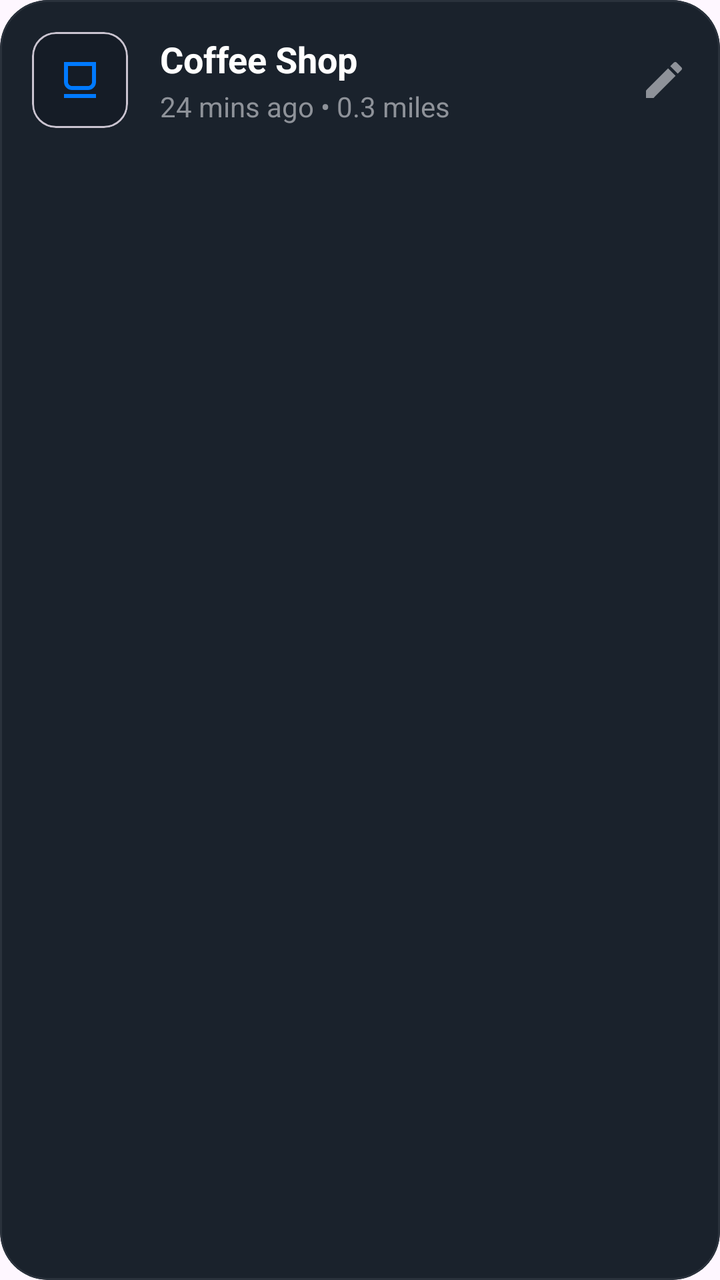
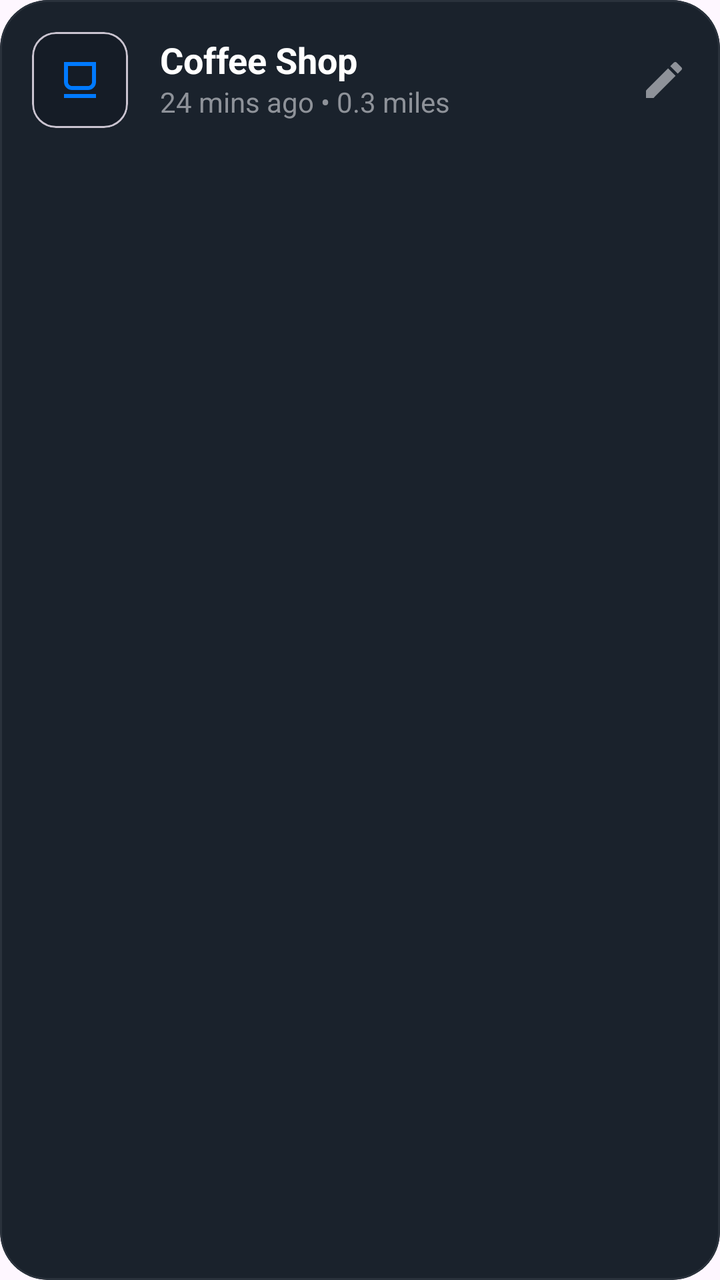

Two renders of the same Android screen: before a commit and after it. Below are the layout's source before the change and the commit's diff.
<!-- AndroidManifest.xml: application theme Theme.WhereIsMyCar -->
<!-- res/layout/item_location.xml -->
<?xml version="1.0" encoding="utf-8"?>
<com.google.android.material.card.MaterialCardView xmlns:android="http://schemas.android.com/apk/res/android"
    xmlns:app="http://schemas.android.com/apk/res-auto"
    android:layout_width="match_parent"
    android:layout_height="wrap_content"
    android:layout_marginBottom="12dp"
    app:cardBackgroundColor="#1A222C"
    app:cardCornerRadius="24dp"
    app:cardElevation="0dp"
    app:strokeColor="#2A323C"
    app:strokeWidth="1dp">

    <LinearLayout
        android:layout_width="match_parent"
        android:layout_height="wrap_content"
        android:gravity="center_vertical"
        android:orientation="horizontal"
        android:padding="16dp">

        <com.google.android.material.card.MaterialCardView
            android:layout_width="48dp"
            android:layout_height="48dp"
            app:cardBackgroundColor="#151C26"
            app:cardCornerRadius="12dp"
            app:cardElevation="0dp">

            <ImageView
                android:id="@+id/image_view_icon"
                android:layout_width="24dp"
                android:layout_height="24dp"
                android:layout_gravity="center"
                android:src="@drawable/ic_coffee"
                app:tint="#007AFF" />
        </com.google.android.material.card.MaterialCardView>

        <LinearLayout
            android:layout_width="0dp"
            android:layout_height="wrap_content"
            android:layout_marginStart="16dp"
            android:layout_weight="1"
            android:orientation="vertical">

            <TextView
                android:id="@+id/text_view_title"
                android:layout_width="wrap_content"
                android:layout_height="wrap_content"
                android:text="Coffee Shop"
                android:textColor="#FFFFFF"
                android:textSize="18sp"
                android:textStyle="bold" />

            <TextView
                android:id="@+id/text_view_subtitle"
                android:layout_width="wrap_content"
                android:layout_height="wrap_content"
                android:layout_marginTop="2dp"
                android:text="24 mins ago • 0.3 miles"
                android:textColor="#8E9299"
                android:textSize="14sp" />
        </LinearLayout>

        <ImageView
            android:id="@+id/button_edit"
            android:layout_width="24dp"
            android:layout_height="24dp"
            android:src="@drawable/ic_edit"
            app:tint="#8E9299" />

    </LinearLayout>
</com.google.android.material.card.MaterialCardView>
<!-- resources referenced by this layout -->
<resources>
  <!-- drawable ic_coffee (drawable) -->
  <?xml version="1.0" encoding="utf-8"?>
  <vector xmlns:android="http://schemas.android.com/apk/res/android"
      android:width="24dp"
      android:height="24dp"
      android:viewportWidth="24"
      android:viewportHeight="24">
      <path
          android:fillColor="#FFFFFF"
          android:pathData="M4,19h16v2H4zM20,3H4v10c0,2.21 1.79,4 4,4h8c2.21,0 4,-1.79 4,-4V3zM18,13c0,1.1 -0.9,2 -2,2H8c-1.1,0 -2,-0.9 -2,-2V5h12V13z" />
  </vector>
  <!-- drawable ic_edit (drawable) -->
  <?xml version="1.0" encoding="utf-8"?>
  <vector xmlns:android="http://schemas.android.com/apk/res/android"
      android:width="24dp"
      android:height="24dp"
      android:viewportWidth="24"
      android:viewportHeight="24">
      <path
          android:fillColor="#FFFFFF"
          android:pathData="M3,17.25V21h3.75L17.81,9.94l-3.75,-3.75L3,17.25zM20.71,7.04c0.39,-0.39 0.39,-1.02 0,-1.41l-2.34,-2.34c-0.39,-0.39 -1.02,-0.39 -1.41,0l-1.83,1.83 3.75,3.75 1.83,-1.83z" />
  </vector>
  <style name="Theme.WhereIsMyCar" parent="Base.Theme.WhereIsMyCar" />
  <style name="Base.Theme.WhereIsMyCar" parent="Theme.Material3.DayNight.NoActionBar">
          
          
      </style>
</resources>

<!-- the commit's change to res/layout/item_location.xml (unified diff, before → after) -->
@@ -44,6 +44,7 @@
                 android:id="@+id/text_view_title"
                 android:layout_width="wrap_content"
                 android:layout_height="wrap_content"
+                android:includeFontPadding="false"
                 android:text="Coffee Shop"
                 android:textColor="#FFFFFF"
                 android:textSize="18sp"
@@ -54,6 +55,7 @@
                 android:layout_width="wrap_content"
                 android:layout_height="wrap_content"
                 android:layout_marginTop="2dp"
+                android:includeFontPadding="false"
                 android:text="24 mins ago • 0.3 miles"
                 android:textColor="#8E9299"
                 android:textSize="14sp" />
